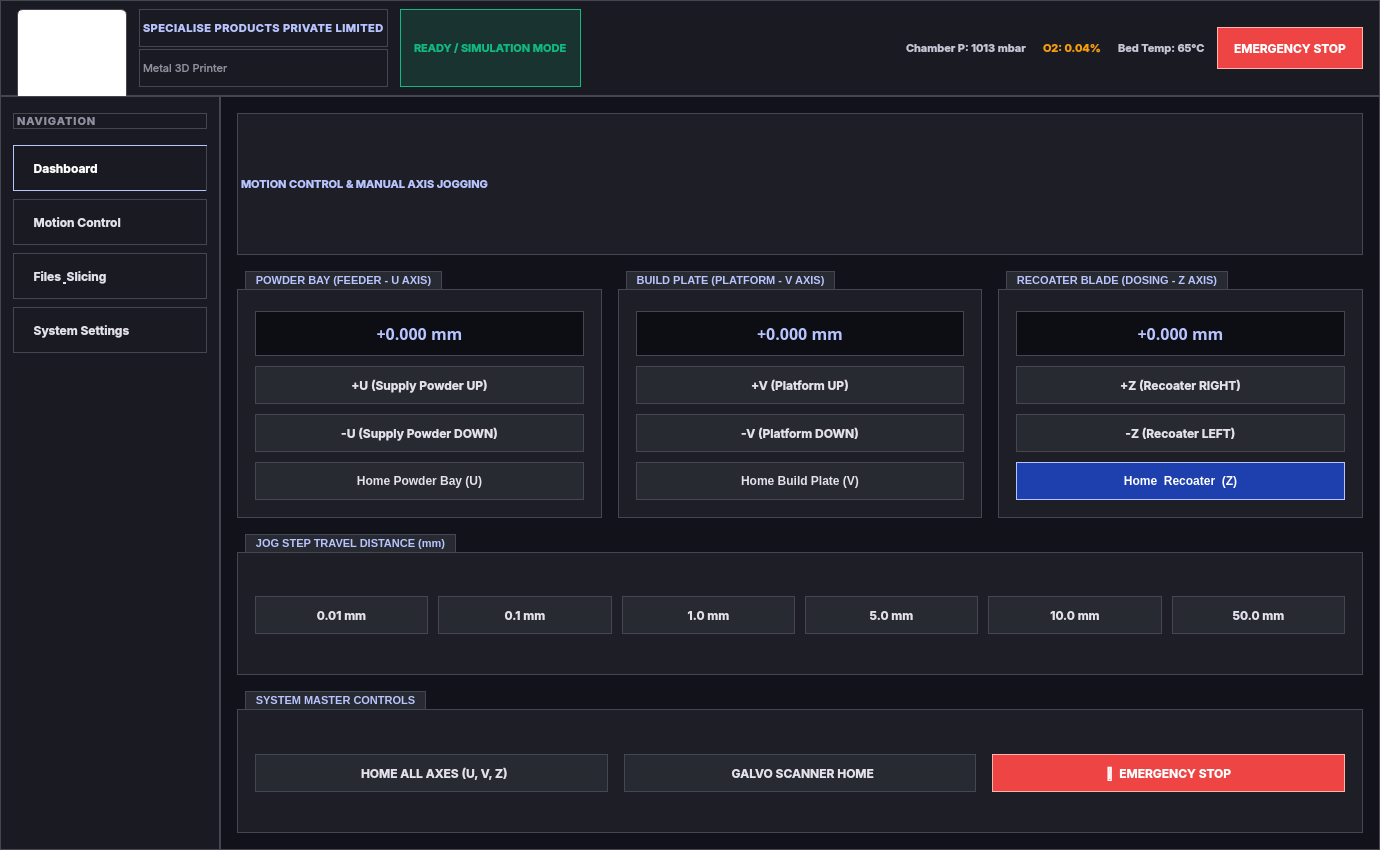
Qt form Galvo_A/metal_dashboard.ui (AtharvaYadav-dev/Metal3-D) before a commit.
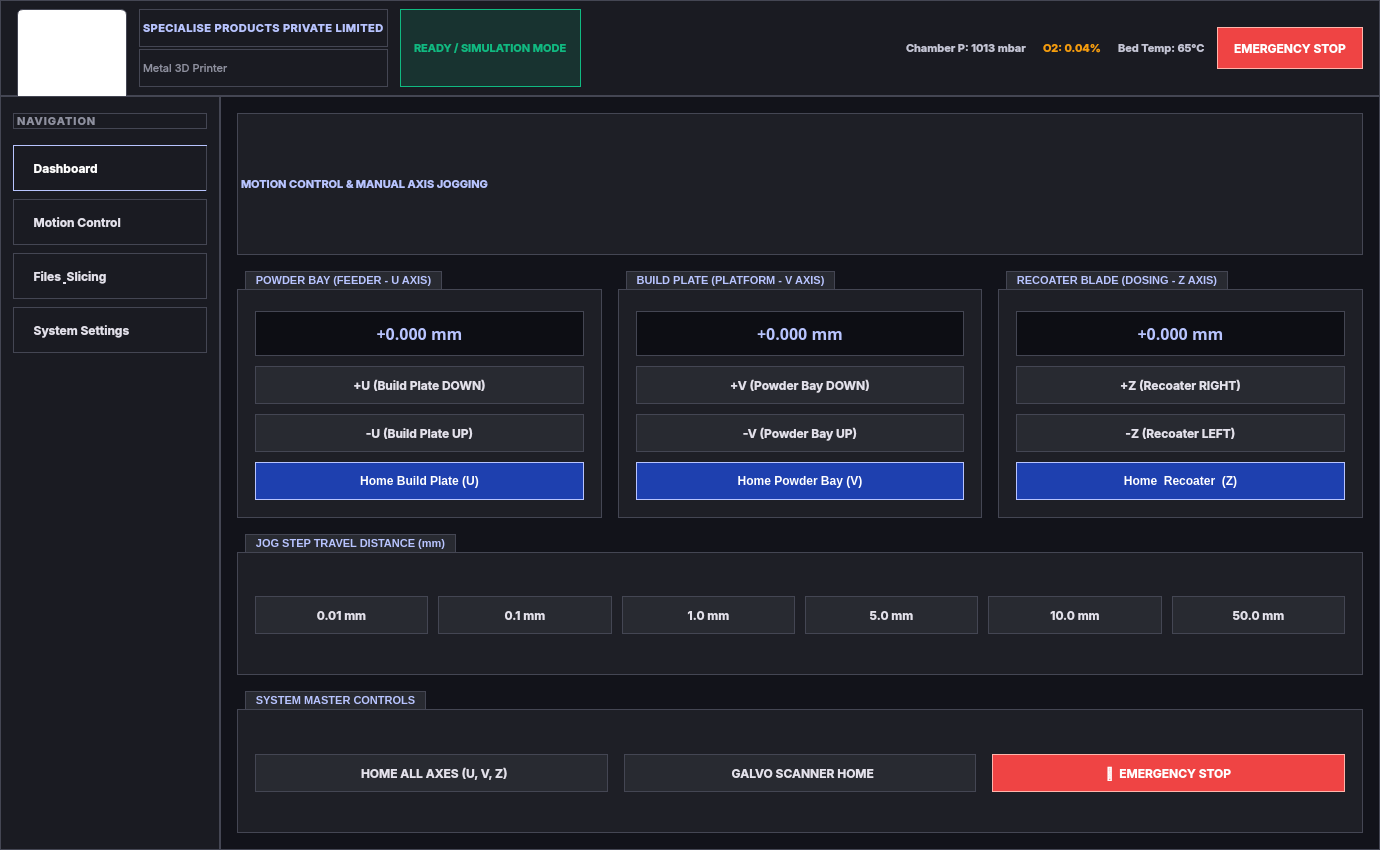
The same form after that commit. The open tabs and pages were chosen to show the change.

```diff
--- a/Galvo_A/metal_dashboard.ui
+++ b/Galvo_A/metal_dashboard.ui
@@ -1329,7 +1329,7 @@
                    </font>
                   </property>
                   <property name="text">
-                   <string>+U (Supply Powder UP)</string>
+                   <string>+U (Build Plate DOWN)</string>
                   </property>
                  </widget>
                 </item>
@@ -1349,14 +1349,17 @@
                    </font>
                   </property>
                   <property name="text">
-                   <string>-U (Supply Powder DOWN)</string>
+                   <string>-U (Build Plate UP)</string>
                   </property>
                  </widget>
                 </item>
                 <item>
                  <widget class="QPushButton" name="btnhomeU">
+                  <property name="styleSheet">
+                   <string notr="true">background-color: #1e40af; color: white; border: 1px solid #b8c4ff; font-weight: bold; border-radius: 0px;</string>
+                  </property>
                   <property name="text">
-                   <string>Home Powder Bay (U)</string>
+                   <string>Home Build Plate (U)</string>
                   </property>
                  </widget>
                 </item>
@@ -1408,7 +1411,7 @@
                    </font>
                   </property>
                   <property name="text">
-                   <string>+V (Platform UP)</string>
+                   <string>+V (Powder Bay DOWN)</string>
                   </property>
                  </widget>
                 </item>
@@ -1428,14 +1431,17 @@
                    </font>
                   </property>
                   <property name="text">
-                   <string>-V (Platform DOWN)</string>
+                   <string>-V (Powder Bay UP)</string>
                   </property>
                  </widget>
                 </item>
                 <item>
                  <widget class="QPushButton" name="btnhomeV">
+                  <property name="styleSheet">
+                   <string notr="true">background-color: #1e40af; color: white; border: 1px solid #b8c4ff; font-weight: bold; border-radius: 0px;</string>
+                  </property>
                   <property name="text">
-                   <string>Home Build Plate (V)</string>
+                   <string>Home Powder Bay (V)</string>
                   </property>
                  </widget>
                 </item>
```
Left out of the diff: 8 changed lines with no effect on the pictures.
